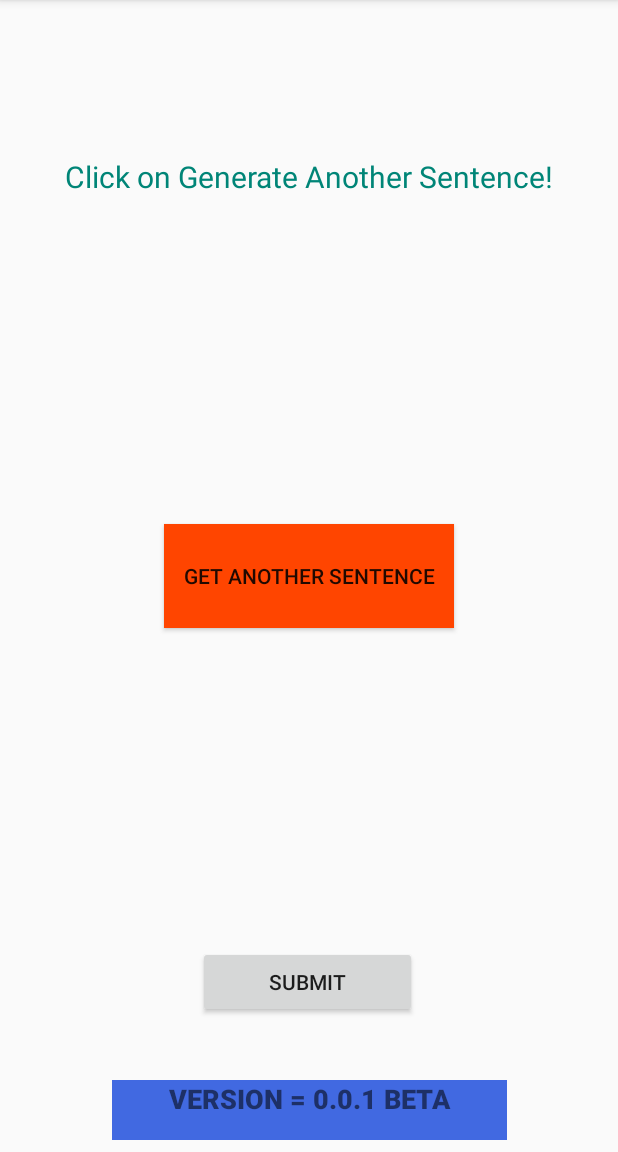
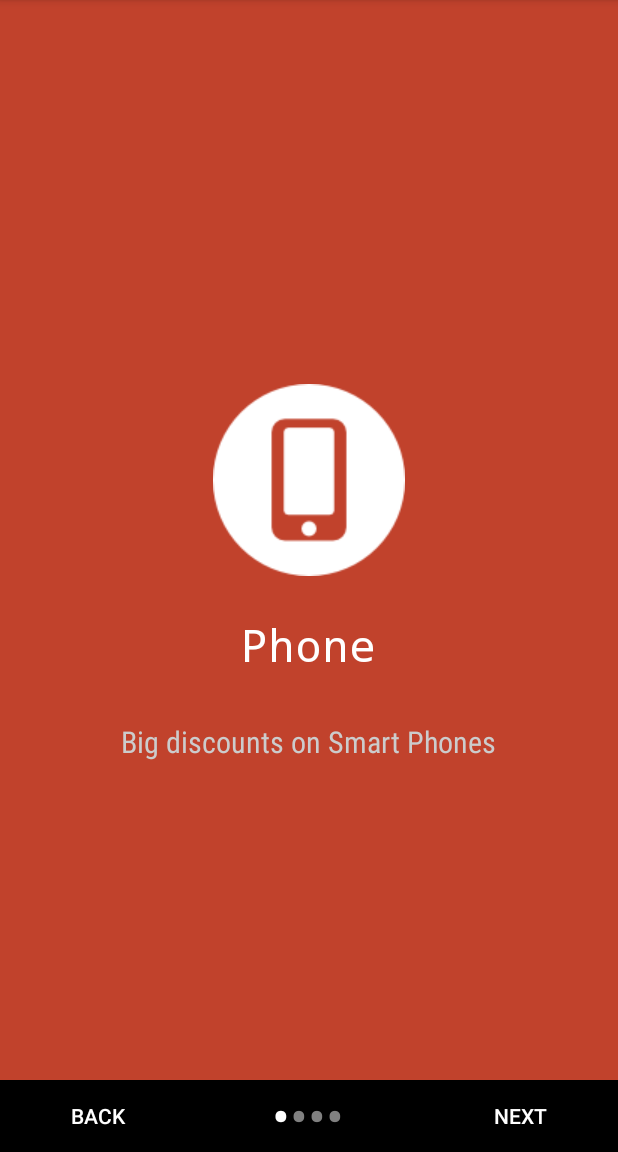
Before and after one commit to prateekraawat1/Tts_indian_lang, an Android app: the screen it shows after launch (HomeActivity before the commit, SlideActivity after it), on a phone screen of 412 x 824 dp, the part 84-1236 px from its top. Run offline under Robolectric (Android 15) with nearby library versions, the phone set to English and light mode, and no system bars.

Commit message:
first run slide screen added

```diff
--- a/app/src/main/AndroidManifest.xml
+++ b/app/src/main/AndroidManifest.xml
@@ -17,6 +17,7 @@
                 <category android:name="android.intent.category.LAUNCHER" />
             </intent-filter>
         </activity>
+        <activity android:name=".SlideActivity"></activity>
     </application>
 
 </manifest>
--- a/app/src/main/java/com/example/tts_indian_lang/MainActivity.java
+++ b/app/src/main/java/com/example/tts_indian_lang/MainActivity.java
@@ -2,17 +2,58 @@ package com.example.tts_indian_lang;
 
 import android.app.Activity;
 import android.content.Intent;
+import android.content.SharedPreferences;
 import android.os.Handler;
+import android.preference.PreferenceManager;
 import android.support.v7.app.AppCompatActivity;
 import android.os.Bundle;
 
+import static java.lang.Boolean.getBoolean;
+
+
 public class MainActivity extends AppCompatActivity {
+    SharedPreferences prefs=null;
     private static int SPLASH_TIME_OUT = 2000;
 
     @Override
     protected void onCreate(Bundle savedInstanceState) {
         super.onCreate(savedInstanceState);
         setContentView(R.layout.activity_main);
+        prefs = getSharedPreferences("com.example.tts_indian_lang", MODE_PRIVATE);
+        /*if(isFirstRun==true) {
+            getSharedPreferences("PREFERENCE", MODE_PRIVATE).edit().putBoolean("isFirstRun", false).apply();
+            new Handler().postDelayed(new Runnable() {
+                @Override
+                public void run() {
+                    Intent homeIntent = new Intent(MainActivity.this, SlideActivity.class);
+                    startActivity(homeIntent);
+                    finish();
+                }
+            }, SPLASH_TIME_OUT);
+        }
+            new Handler().postDelayed(new Runnable() {
+                @Override
+                public void run() {
+                    Intent homeIntent = new Intent(MainActivity.this, HomeActivity.class);
+                    startActivity(homeIntent);
+                    finish();
+                }
+            }, SPLASH_TIME_OUT);*/
+    }
+    protected void onResume(){
+        super.onResume();
+        if (prefs.getBoolean("firstrun", true)) {
+            new Handler().postDelayed(new Runnable() {
+                @Override
+                public void run() {
+                    Intent homeIntent = new Intent(MainActivity.this, SlideActivity.class);
+                    startActivity(homeIntent);
+                    finish();
+                }
+            }, SPLASH_TIME_OUT);
+            prefs.edit().putBoolean("firstrun", false).commit();
+        }
+        else if (!(prefs.getBoolean("firstrun", true))) {
             new Handler().postDelayed(new Runnable() {
                 @Override
                 public void run() {
@@ -23,3 +64,4 @@ public class MainActivity extends AppCompatActivity {
             }, SPLASH_TIME_OUT);
         }
     }
+}
--- /dev/null
+++ b/app/src/main/java/com/example/tts_indian_lang/SlideActivity.java
@@ -0,0 +1,135 @@
+package com.example.tts_indian_lang;
+
+import android.content.Intent;
+import android.os.Handler;
+import android.support.v4.view.ViewPager;
+import android.support.v7.app.AppCompatActivity;
+import android.os.Bundle;
+import android.text.Html;
+import android.view.View;
+import android.widget.Button;
+import android.widget.LinearLayout;
+import android.widget.TextView;
+
+public class SlideActivity extends AppCompatActivity {
+
+    private ViewPager viewpager;
+    private LinearLayout liner;
+    private SlideAdapter myadapter;
+
+    private TextView[] mdots;
+    private Button next,back;
+
+    private int mCureentPage;
+
+    @Override
+    protected void onCreate(Bundle savedInstanceState) {
+        super.onCreate(savedInstanceState);
+        setContentView(R.layout.activity_slide);
+
+        viewpager=(ViewPager)findViewById(R.id.viewpager);
+        liner=(LinearLayout)findViewById(R.id.dots);
+
+        next=(Button)findViewById(R.id.nextBtn);
+        back=(Button)findViewById(R.id.backBtn);
+
+        myadapter=new SlideAdapter(this);
+        viewpager.setAdapter(myadapter);
+        adddots(0);
+
+        viewpager.addOnPageChangeListener(viewlistener);
+
+        next.setOnClickListener(new View.OnClickListener() {
+            @Override
+            public void onClick(View view) {
+                if(next.getText()=="FINISH"){
+                    new Handler().postDelayed(new Runnable() {
+                        @Override
+                        public void run() {
+                            Intent homeIntent = new Intent(SlideActivity.this, HomeActivity.class);
+                            startActivity(homeIntent);
+                            finish();
+                        }
+                    }, 0);
+                }
+                viewpager.setCurrentItem(mCureentPage+1);
+            }
+        });
+
+        back.setOnClickListener(new View.OnClickListener() {
+            @Override
+            public void onClick(View view) {
+                viewpager.setCurrentItem(mCureentPage-1);
+            }
+        });
+    }
+
+    public void adddots(int i){
+
+        mdots=new TextView[4];
+        liner.removeAllViews();
+
+        for (int x=0;x<mdots.length;x++){
+
+            mdots[x]=new TextView(this);
+            mdots[x].setText(Html.fromHtml("&#8226;"));
+            mdots[x].setTextSize(35);
+            mdots[x].setTextColor(getResources().getColor(R.color.gray));
+
+            liner.addView(mdots[x]);
+        }
+        if (mdots.length>0){
+
+            mdots[i].setTextColor(getResources().getColor(R.color.white));
+
+        }
+
+    }
+
+    ViewPager.OnPageChangeListener viewlistener = new ViewPager.OnPageChangeListener() {
+        @Override
+        public void onPageScrolled(int position, float positionOffset, int positionOffsetPixels) {
+
+        }
+
+        @Override
+        public void onPageSelected(int position) {
+
+            adddots(position);
+            mCureentPage = position;
+
+            if (position==0){
+                next.setEnabled(true);
+                back.setEnabled(false);
+                back.setVisibility(View.INVISIBLE);
+
+                next.setText("NEXT");
+                back.setText("");
+            }
+            else if(position==mdots.length-1){
+
+                next.setEnabled(true);
+                back.setEnabled(true);
+                back.setVisibility(View.VISIBLE);
+
+                next.setText("FINISH");
+                back.setText("BACK");
+
+            }
+            else {
+                next.setEnabled(true);
+                back.setEnabled(true );
+                back.setVisibility(View.VISIBLE);
+
+                next.setText("NEXT");
+                back.setText("BACK");
+            }
+
+        }
+
+        @Override
+        public void onPageScrollStateChanged(int state) {
+
+        }
+    };
+}
--- /dev/null
+++ b/app/src/main/java/com/example/tts_indian_lang/SlideAdapter.java
@@ -0,0 +1,92 @@
+package com.example.tts_indian_lang;
+
+import android.content.Context;
+import android.graphics.Color;
+import android.support.v4.view.PagerAdapter;
+import android.view.LayoutInflater;
+import android.view.View;
+import android.view.ViewGroup;
+import android.widget.ImageView;
+import android.widget.LinearLayout;
+import android.widget.TextView;
+
+
+public class SlideAdapter extends PagerAdapter {
+
+    Context context;
+    LayoutInflater inflater;
+
+    public SlideAdapter(Context context){
+        this.context=context;
+    }
+
+    //Array
+    public int[] list_images={
+
+            R.drawable.phone,
+            R.drawable.flight,
+            R.drawable.bus,
+            R.drawable.train
+    };
+
+    public String[] list_title={
+
+            "Phone",
+            "Flight",
+            "Bus",
+            "Train"
+    };
+
+    public String[] list_description={
+
+            "Big discounts on Smart Phones",
+            "Upto 25% off on Domestic Flights",
+            "Enjoy Travelling on bus with flat 100 off",
+            "10% cashback on first train booking"
+    };
+    public int[] list_color={
+
+            Color.rgb(193, 66, 44),
+            Color.rgb(193, 172, 44),
+            Color.rgb(193, 41, 249),
+            Color.rgb(68, 83, 242)
+
+    };
+
+    @Override
+    public int getCount() {
+        return list_title.length;
+    }
+
+    @Override
+    public boolean isViewFromObject(View view, Object obj) {
+        return view==(LinearLayout)obj;
+    }
+
+    @Override
+    public Object instantiateItem(ViewGroup container, int position) {
+
+        inflater = (LayoutInflater)context.getSystemService(context.LAYOUT_INFLATER_SERVICE);
+        View view = inflater.inflate(R.layout.slide,container,false);
+
+        LinearLayout linearLayout = (LinearLayout)view.findViewById(R.id.slidelinearlayout);
+        ImageView img = (ImageView)view.findViewById(R.id.slideimg);
+        TextView txt1 = (TextView) view.findViewById(R.id.slidetitle);
+        TextView txt2 = (TextView) view.findViewById(R.id.slidedescription);
+
+
+        img.setImageResource(list_images[position]);
+        txt1.setText(list_title[position]);
+        txt2.setText(list_description[position]);
+        linearLayout.setBackgroundColor(list_color[position]);
+
+        container.addView(view);
+
+        return view;
+    }
+
+    @Override
+    public void destroyItem(ViewGroup container, int position, Object object) {
+        container.removeView((LinearLayout)object);
+    }
+}
--- /dev/null
+++ b/app/src/main/res/drawable/ic_launcher_foreground.xml
@@ -0,0 +1,34 @@
+<vector xmlns:android="http://schemas.android.com/apk/res/android"
+    xmlns:aapt="http://schemas.android.com/aapt"
+    android:width="108dp"
+    android:height="108dp"
+    android:viewportHeight="108"
+    android:viewportWidth="108">
+    <path
+        android:fillType="evenOdd"
+        android:pathData="M32,64C32,64 38.39,52.99 44.13,50.95C51.37,48.37 70.14,49.57 70.14,49.57L108.26,87.69L108,109.01L75.97,107.97L32,64Z"
+        android:strokeColor="#00000000"
+        android:strokeWidth="1">
+        <aapt:attr name="android:fillColor">
+            <gradient
+                android:endX="78.5885"
+                android:endY="90.9159"
+                android:startX="48.7653"
+                android:startY="61.0927"
+                android:type="linear">
+                <item
+                    android:color="#44000000"
+                    android:offset="0.0" />
+                <item
+                    android:color="#00000000"
+                    android:offset="1.0" />
+            </gradient>
+        </aapt:attr>
+    </path>
+    <path
+        android:fillColor="#FFFFFF"
+        android:fillType="nonZero"
+        android:pathData="M66.94,46.02L66.94,46.02C72.44,50.07 76,56.61 76,64L32,64C32,56.61 35.56,50.11 40.98,46.06L36.18,41.19C35.45,40.45 35.45,39.3 36.18,38.56C36.91,37.81 38.05,37.81 38.78,38.56L44.25,44.05C47.18,42.57 50.48,41.71 54,41.71C57.48,41.71 60.78,42.57 63.68,44.05L69.11,38.56C69.84,37.81 70.98,37.81 71.71,38.56C72.44,39.3 72.44,40.45 71.71,41.19L66.94,46.02ZM62.94,56.92C64.08,56.92 65,56.01 65,54.88C65,53.76 64.08,52.85 62.94,52.85C61.8,52.85 60.88,53.76 60.88,54.88C60.88,56.01 61.8,56.92 62.94,56.92ZM45.06,56.92C46.2,56.92 47.13,56.01 47.13,54.88C47.13,53.76 46.2,52.85 45.06,52.85C43.92,52.85 43,53.76 43,54.88C43,56.01 43.92,56.92 45.06,56.92Z"
+        android:strokeColor="#00000000"
+        android:strokeWidth="1" />
+</vector>
--- /dev/null
+++ b/app/src/main/res/layout/activity_slide.xml
@@ -0,0 +1,18 @@
+<?xml version="1.0" encoding="UTF-8"?>
+
+    <LinearLayout android:orientation="vertical" android:layout_height="fill_parent" android:layout_width="match_parent" tools:context="com.example.tts_indian_lang.SlideActivity" xmlns:tools="http://schemas.android.com/tools" xmlns:android="http://schemas.android.com/apk/res/android">
+
+    <android.support.v4.view.ViewPager android:layout_height="match_parent" android:layout_width="match_parent" android:layout_weight="0.75" android:id="@+id/viewpager"> </android.support.v4.view.ViewPager>
+
+
+    <LinearLayout android:orientation="horizontal" android:layout_height="wrap_content" android:layout_width="match_parent" android:background="@color/black">
+
+    <Button android:layout_height="wrap_content" android:layout_width="wrap_content" android:layout_weight="0.20" android:id="@+id/backBtn" android:background="@null" android:textColor="#FFFFFF" android:text="BACK"/>
+
+    <LinearLayout android:orientation="horizontal" android:layout_height="wrap_content" android:layout_width="wrap_content" android:layout_weight="0.50" android:id="@+id/dots" android:gravity="center_horizontal"> </LinearLayout>
+
+    <Button android:layout_height="wrap_content" android:layout_width="wrap_content" android:layout_weight="0.20" android:id="@+id/nextBtn" android:background="@null" android:textColor="#FFFFFF" android:text="NEXT"/>
+
+</LinearLayout>
+
+</LinearLayout>
--- /dev/null
+++ b/app/src/main/res/layout/slide.xml
@@ -0,0 +1,11 @@
+<?xml version="1.0" encoding="UTF-8"?>
+
+    <LinearLayout android:id="@+id/slidelinearlayout" android:orientation="vertical" android:gravity="center" android:layout_height="match_parent" android:layout_width="match_parent" xmlns:android="http://schemas.android.com/apk/res/android">
+
+    <ImageView android:id="@+id/slideimg" android:layout_height="wrap_content" android:layout_width="wrap_content" android:src="@mipmap/ic_launcher_round" android:layout_marginTop="50dp"/>
+
+    <TextView android:id="@+id/slidetitle" android:gravity="center" android:layout_height="wrap_content" android:layout_width="wrap_content" android:layout_marginTop="25dp" android:fontFamily="monospace" android:textColor="#FFFFFF" android:textSize="30sp" android:hint="@string/title"/>
+
+    <TextView android:id="@+id/slidedescription" android:gravity="center" android:layout_height="wrap_content" android:layout_width="wrap_content" android:layout_marginTop="25dp" android:fontFamily="sans-serif-condensed" android:textColor="#CCCCCC" android:textSize="20sp" android:hint="Description" android:padding="5dp"/>
+
+</LinearLayout>
--- a/app/src/main/res/values/strings.xml
+++ b/app/src/main/res/values/strings.xml
@@ -5,4 +5,5 @@
     <string name="submit">Submit</string>
     <string name="click_on_generate_another_sentence">Click on Generate Another Sentence!</string>
     <string name="get_another_sentence">Get another sentence</string>
+    <string name="title">Title</string>
 </resources>
```
Also changed, not shown: app/src/main/res/drawable/bus.png (added), app/src/main/res/drawable/flight.png (added), app/src/main/res/drawable/phone.png (added), app/src/main/res/drawable/train.png (added). Lines whose indentation alone changed are shown as unchanged.
